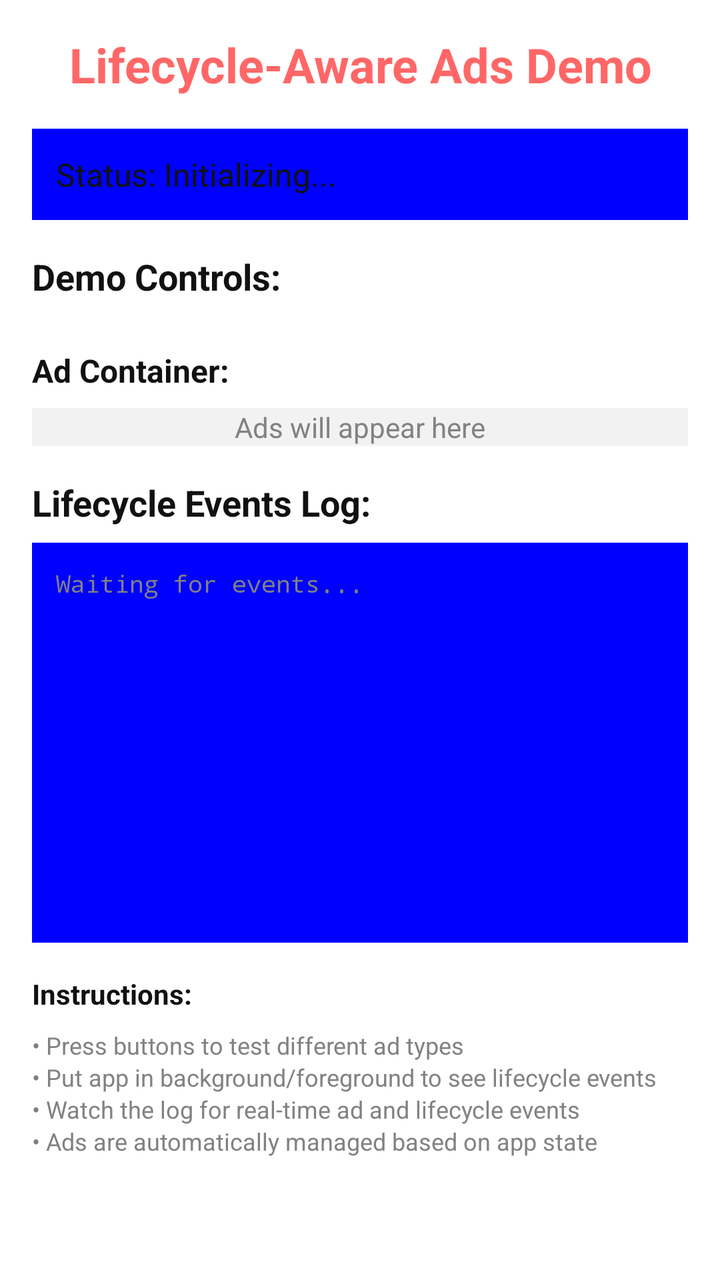
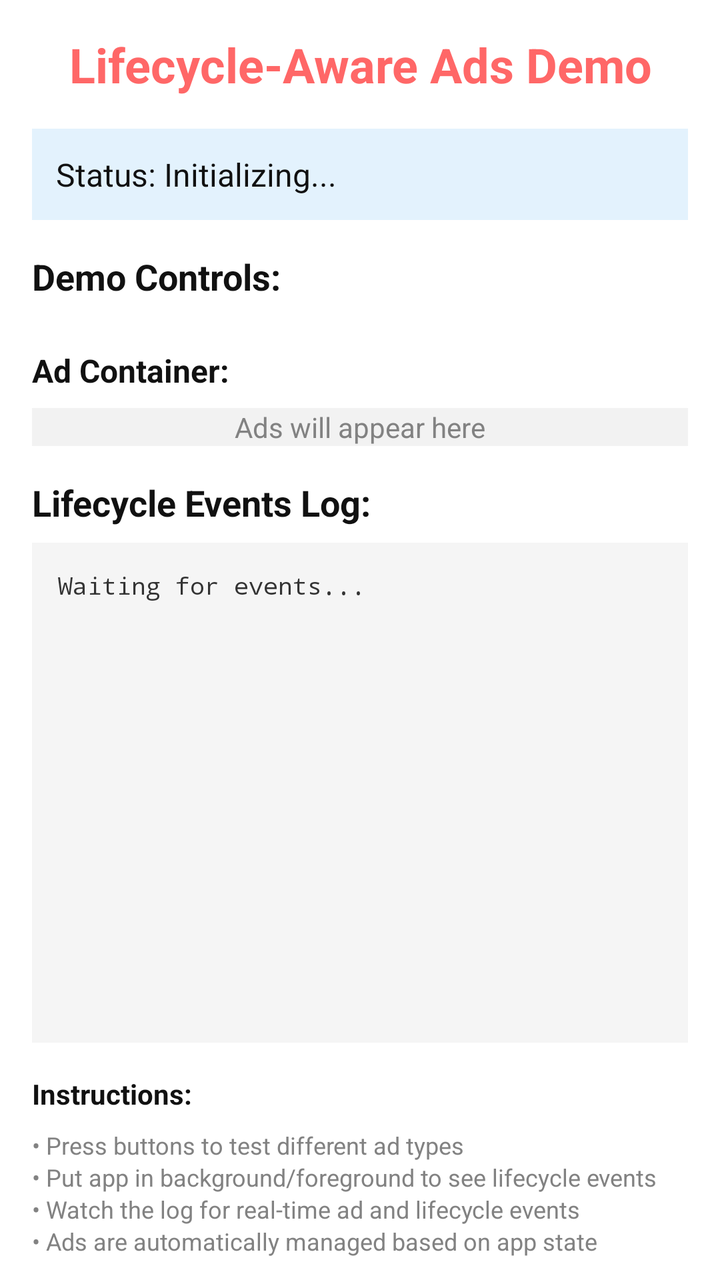

An Android layout rendered at two revisions. The XML below is the earlier revision; the diff shows what the commit changed to produce the second picture.
<!-- AndroidManifest.xml: another module's application theme Theme.Monetization -->
<!-- res/layout/activity_lifecycle_aware_ads_demo.xml -->
<?xml version="1.0" encoding="utf-8"?>
<ScrollView xmlns:android="http://schemas.android.com/apk/res/android"
    xmlns:app="http://schemas.android.com/apk/res-auto"
    android:layout_width="match_parent"
    android:layout_marginVertical="50dp"
    android:layout_height="match_parent"
    android:background="#FFFFFF">

    <LinearLayout
        android:layout_width="match_parent"
        android:layout_height="wrap_content"
        android:orientation="vertical"
        android:padding="16dp">

        <TextView
            android:layout_width="match_parent"
            android:layout_height="wrap_content"
            android:text="Lifecycle-Aware Ads Demo"
            android:textSize="24sp"
            android:textStyle="bold"
            android:textColor="#FF6767"
            android:gravity="center"
            android:layout_marginBottom="16dp" />

        <TextView
            android:id="@+id/statusTextView"
            android:layout_width="match_parent"
            android:layout_height="wrap_content"
            android:text="Status: Initializing..."
            android:textSize="16sp"
            android:textColor="#111111"
            android:background="@color/blue"
            android:padding="12dp"
            android:layout_marginBottom="16dp" />

        <TextView
            android:layout_width="match_parent"
            android:layout_height="wrap_content"
            android:text="Demo Controls:"
            android:textSize="18sp"
            android:textStyle="bold"
            android:textColor="#111111"
            android:layout_marginBottom="8dp" />

        <LinearLayout
            android:id="@+id/buttonContainer"
            android:layout_width="match_parent"
            android:layout_height="wrap_content"
            android:orientation="vertical"
            android:layout_marginBottom="16dp">

            

        </LinearLayout>

        <TextView
            android:layout_width="match_parent"
            android:layout_height="wrap_content"
            android:text="Ad Container:"
            android:textSize="16sp"
            android:textStyle="bold"
            android:textColor="#111111"
            android:layout_marginBottom="8dp" />

        <FrameLayout
            android:id="@+id/adsContainer"
            android:layout_width="match_parent"
            android:layout_height="wrap_content"
            android:background="#F2F2F2"
            android:layout_marginBottom="16dp">

            <TextView
                android:layout_width="wrap_content"
                android:layout_height="wrap_content"
                android:text="Ads will appear here"
                android:textColor="#828282"
                android:layout_gravity="center" />

        </FrameLayout>

        <TextView
            android:layout_width="match_parent"
            android:layout_height="wrap_content"
            android:text="Lifecycle Events Log:"
            android:textSize="18sp"
            android:textStyle="bold"
            android:textColor="#111111"
            android:layout_marginBottom="8dp" />

        <ScrollView
            android:layout_width="match_parent"
            android:layout_height="200dp"
            android:background="@color/blue">

            <TextView
                android:id="@+id/eventLogTextView"
                android:layout_width="match_parent"
                android:layout_height="wrap_content"
                android:text="Waiting for events..."
                android:textSize="12sp"
                android:textColor="#828282"
                android:fontFamily="monospace"
                android:padding="12dp"
                android:lineSpacingExtra="2dp" />

        </ScrollView>

        <TextView
            android:layout_width="match_parent"
            android:layout_height="wrap_content"
            android:text="Instructions:"
            android:textSize="14sp"
            android:textStyle="bold"
            android:textColor="#111111"
            android:layout_marginTop="16dp"
            android:layout_marginBottom="8dp" />

        <TextView
            android:layout_width="match_parent"
            android:layout_height="wrap_content"
            android:text="• Press buttons to test different ad types\n• Put app in background/foreground to see lifecycle events\n• Watch the log for real-time ad and lifecycle events\n• Ads are automatically managed based on app state"
            android:textSize="12sp"
            android:textColor="#828282"
            android:lineSpacingExtra="2dp" />

    </LinearLayout>
</ScrollView>
<!-- resources referenced by this layout -->
<resources>
  <color name="blue">#0000FF</color>
  <style name="Theme.Monetization" parent="Base.Theme.Monetization" />
  <style name="Base.Theme.Monetization" parent="Theme.Material3.DayNight.NoActionBar">
          <item name="customCardBackgroundColor">#FFFFFF</item>
          <item name="customTextColor">#000000</item>
          <item name="customProgressColor">#6200EE</item>
          <item name="customTrackColor">#DDDDDD</item>
          <item name="genericDialogThemeOverlay">@style/ThemeOverlay.Monetization.GenericDialog</item>
  
          
          <item name="revenueLibBackground">@drawable/chirag_revenue_lib_window_background</item>
          <item name="revenueLibIconClose">@drawable/chirag_revenue_lib_close</item>
          <item name="revenueLibIconLogo">@drawable/chirag_revenue_lib_app_logo</item>
  
          
          
      </style>
  <style name="ThemeOverlay.Monetization.GenericDialog" parent="">
          <item name="genericDialogThemeOverlay">@style/ThemeOverlay.GoogleAds.GenericDialog</item>
          <item name="genericDialogSurfaceColor">#F8FAFC</item>
          <item name="genericDialogTitleTextColor">#0F172A</item>
          <item name="genericDialogDescriptionTextColor">#475569</item>
          <item name="genericDialogIconBackgroundColor">#7F1D1D</item>
          <item name="genericDialogPositiveButtonColor">#DC2626</item>
          <item name="genericDialogPositiveButtonTextColor">@android:color/white</item>
          <item name="genericDialogNegativeButtonColor">#E2E8F0</item>
          <item name="genericDialogNegativeButtonTextColor">#0F172A</item>
          <item name="genericDialogIconTintColor">@android:color/white</item>
      </style>
  <!-- drawable chirag_revenue_lib_window_background: webp bitmap (drawable, 28932 bytes) -->
  <!-- drawable chirag_revenue_lib_close: webp bitmap (drawable, 9068 bytes) -->
  <!-- drawable chirag_revenue_lib_app_logo: webp bitmap (drawable, 163892 bytes) -->
  <style name="ThemeOverlay.GoogleAds.GenericDialog" parent="">
          <item name="genericDialogThemeOverlay">@style/ThemeOverlay.GoogleAds.GenericDialog</item>
          <item name="genericDialogSurfaceColor">#0F172A</item>
          <item name="genericDialogTitleTextColor">#F8FAFC</item>
          <item name="genericDialogDescriptionTextColor">#CBD5E1</item>
          <item name="genericDialogIconBackgroundColor">#B91C1C</item>
          <item name="genericDialogPositiveButtonColor">#DC2626</item>
          <item name="genericDialogPositiveButtonTextColor">@android:color/white</item>
          <item name="genericDialogNegativeButtonColor">#334155</item>
          <item name="genericDialogNegativeButtonTextColor">#F8FAFC</item>
          <item name="genericDialogIconTintColor">@android:color/white</item>
      </style>
</resources>

<!-- the commit's change to res/layout/activity_lifecycle_aware_ads_demo.xml (unified diff, before → after) -->
@@ -1,9 +1,9 @@
 <?xml version="1.0" encoding="utf-8"?>
-<ScrollView xmlns:android="http://schemas.android.com/apk/res/android"
+<androidx.core.widget.NestedScrollView xmlns:android="http://schemas.android.com/apk/res/android"
     xmlns:app="http://schemas.android.com/apk/res-auto"
     android:layout_width="match_parent"
+    android:layout_height="match_parent"
     android:layout_marginVertical="50dp"
-    android:layout_height="match_parent"
     android:background="#FFFFFF">
 
     <LinearLayout
@@ -29,7 +29,7 @@
             android:text="Status: Initializing..."
             android:textSize="16sp"
             android:textColor="#111111"
-            android:background="@color/blue"
+            android:background="#E3F2FD"
             android:padding="12dp"
             android:layout_marginBottom="16dp" />
 
@@ -87,23 +87,34 @@
             android:textColor="#111111"
             android:layout_marginBottom="8dp" />
 
-        <ScrollView
+        
+        <FrameLayout
             android:layout_width="match_parent"
-            android:layout_height="200dp"
-            android:background="@color/blue">
+            android:layout_height="250dp"
+            android:background="#F5F5F5"
+            android:padding="1dp">
 
-            <TextView
-                android:id="@+id/eventLogTextView"
+            <androidx.core.widget.NestedScrollView
+                android:id="@+id/logScrollView"
                 android:layout_width="match_parent"
-                android:layout_height="wrap_content"
-                android:text="Waiting for events..."
-                android:textSize="12sp"
-                android:textColor="#828282"
-                android:fontFamily="monospace"
-                android:padding="12dp"
-                android:lineSpacingExtra="2dp" />
+                android:layout_height="match_parent"
+                android:scrollbars="vertical"
+                android:scrollbarStyle="insideOverlay"
+                android:fadeScrollbars="false">
 
-        </ScrollView>
+                <TextView
+                    android:id="@+id/eventLogTextView"
+                    android:layout_width="match_parent"
+                    android:layout_height="wrap_content"
+                    android:text="Waiting for events..."
+                    android:textSize="12sp"
+                    android:textColor="#333333"
+                    android:fontFamily="monospace"
+                    android:padding="12dp"
+                    android:lineSpacingExtra="2dp" />
+
+            </androidx.core.widget.NestedScrollView>
+        </FrameLayout>
 
         <TextView
             android:layout_width="match_parent"
@@ -124,4 +135,4 @@
             android:lineSpacingExtra="2dp" />
 
     </LinearLayout>
-</ScrollView>
+</androidx.core.widget.NestedScrollView>
<!-- resource entries referenced after the edit -->
@@ -1,6 +1,5 @@
 <!-- resources referenced by this layout -->
 <resources>
-  <color name="blue">#0000FF</color>
   <style name="Theme.Monetization" parent="Base.Theme.Monetization" />
   <style name="Base.Theme.Monetization" parent="Theme.Material3.DayNight.NoActionBar">
           <item name="customCardBackgroundColor">#FFFFFF</item>
